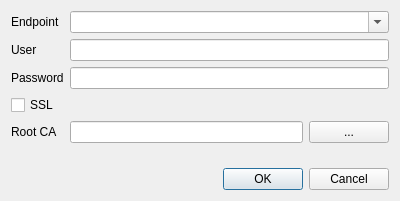
This is src/client/connectdlg/connectdlg.ui in LeeOswald/erebus-gui as Qt 5 draws it before an edit. The edited form follows.
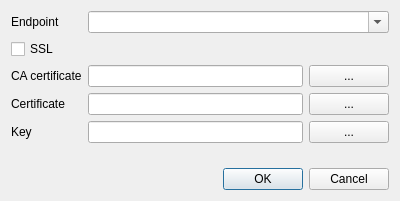
This is the edited form. Icons and pictures are not drawn.

Patch:
```diff
--- a/src/client/connectdlg/connectdlg.ui
+++ b/src/client/connectdlg/connectdlg.ui
@@ -47,50 +47,20 @@
       </widget>
      </item>
      <item row="1" column="0">
-      <widget class="QLabel" name="labelUser">
-       <property name="text">
-        <string>User</string>
-       </property>
-      </widget>
-     </item>
-     <item row="1" column="1">
-      <widget class="QLineEdit" name="editUser"/>
-     </item>
-     <item row="2" column="0">
-      <widget class="QLabel" name="labelPassword">
-       <property name="text">
-        <string>Password</string>
-       </property>
-      </widget>
-     </item>
-     <item row="2" column="1">
-      <widget class="QLineEdit" name="editPassword">
-       <property name="inputMask">
-        <string notr="true"/>
-       </property>
-       <property name="text">
-        <string notr="true"/>
-       </property>
-       <property name="echoMode">
-        <enum>QLineEdit::Password</enum>
-       </property>
-      </widget>
-     </item>
-     <item row="3" column="0">
       <widget class="QCheckBox" name="checkSsl">
        <property name="text">
         <string>SSL</string>
        </property>
       </widget>
      </item>
-     <item row="4" column="0">
+     <item row="2" column="0">
       <widget class="QLabel" name="labelRootCA">
        <property name="text">
-        <string>Root CA</string>
+        <string>CA certificate</string>
        </property>
       </widget>
      </item>
-     <item row="4" column="1">
+     <item row="2" column="1">
       <layout class="QHBoxLayout" name="horizontalLayout">
        <item>
         <widget class="QLineEdit" name="editRootCA"/>
@@ -110,6 +80,60 @@
        </item>
       </layout>
      </item>
+     <item row="3" column="0">
+      <widget class="QLabel" name="labelCertificate">
+       <property name="text">
+        <string>Certificate</string>
+       </property>
+      </widget>
+     </item>
+     <item row="3" column="1">
+      <layout class="QHBoxLayout" name="horizontalLayout2">
+       <item>
+        <widget class="QLineEdit" name="editCertificate"/>
+       </item>
+       <item>
+        <widget class="QPushButton" name="btnBrowseCertificate">
+         <property name="minimumSize">
+          <size>
+           <width>10</width>
+           <height>0</height>
+          </size>
+         </property>
+         <property name="text">
+          <string>...</string>
+         </property>
+        </widget>
+       </item>
+      </layout>
+     </item>
+     <item row="4" column="0">
+      <widget class="QLabel" name="labelKey">
+       <property name="text">
+        <string>Key</string>
+       </property>
+      </widget>
+     </item>
+     <item row="4" column="1">
+      <layout class="QHBoxLayout" name="horizontalLayout3">
+       <item>
+        <widget class="QLineEdit" name="editKey"/>
+       </item>
+       <item>
+        <widget class="QPushButton" name="btnBrowseKey">
+         <property name="minimumSize">
+          <size>
+           <width>10</width>
+           <height>0</height>
+          </size>
+         </property>
+         <property name="text">
+          <string>...</string>
+         </property>
+        </widget>
+       </item>
+      </layout>
+     </item>
     </layout>
    </item>
    <item>
```
Left out of the diff: 34 changed lines with no effect on the pictures.
